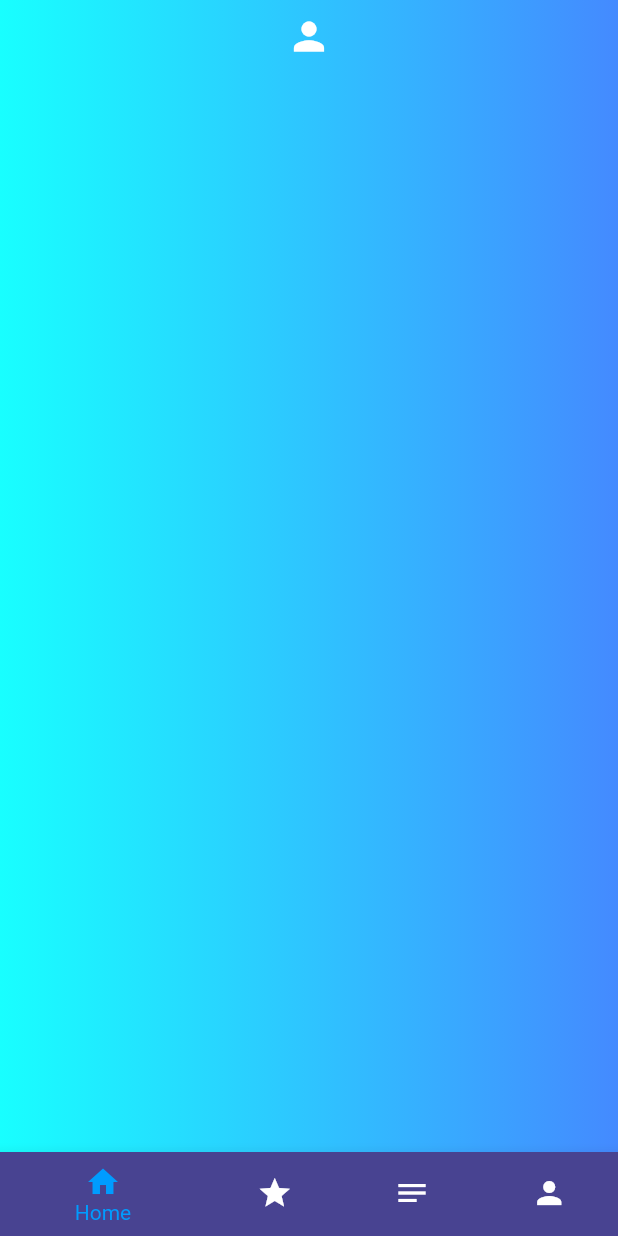
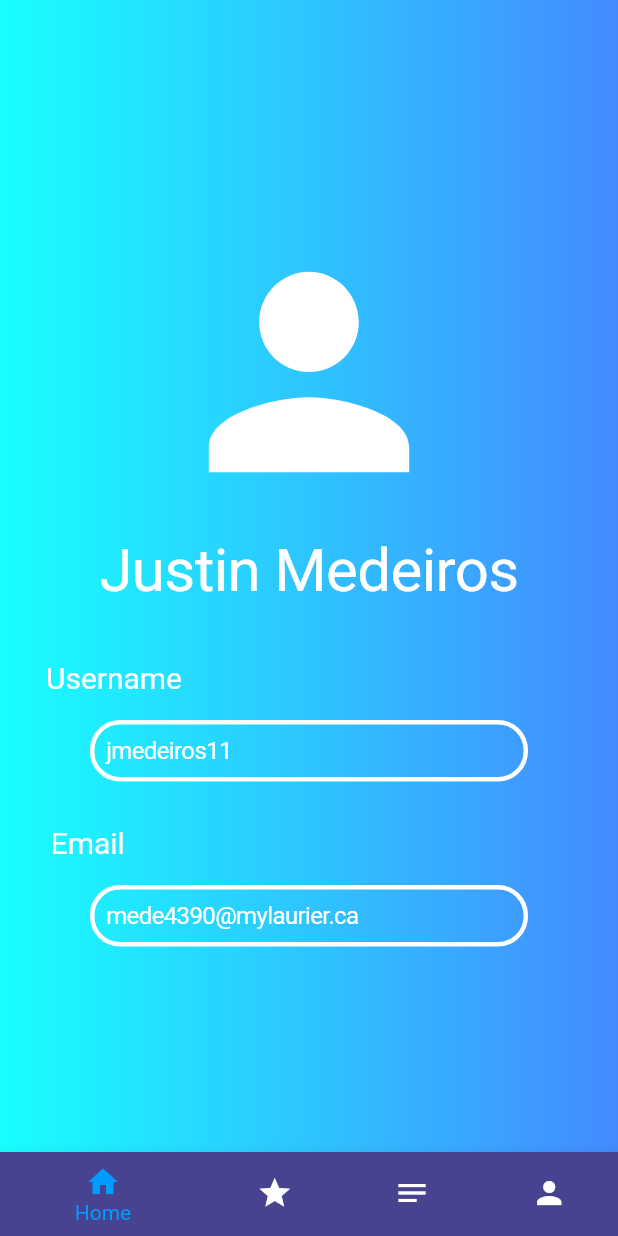
Before and after one commit to ratulsarker/LocateIT_s, a Flutter app: the screen it shows after launch, after a tap on the "person" icon, on a phone screen of 412 x 824 dp. Run offline on Flutter 3.47's test engine with Material 2 defaults, Android fonts, the phone set to English and light mode, and no system bars.

Commit message:
Profile page icon, name, username and email field created

```diff
--- a/lib/my_home_page.dart
+++ b/lib/my_home_page.dart
@@ -1,5 +1,6 @@
 import 'package:flutter/material.dart';
 import 'package:locate_it/home_page/home_page.dart';
+import 'package:locate_it/profile_page/profile_page.dart';
 import 'login_page.dart';
 
 class MyHomePage extends StatefulWidget {
@@ -21,7 +22,8 @@ class _MyHomePageState extends State<MyHomePage> {
   static const List<Widget> _widgetOptions = <Widget>[
     // All of these will change with containers
     MaterialApp(
-      home: HomePage()
+      home: ProfilePage()
+      //home: HomePage()
     ),
     Text(
       'Favourites',
--- a/lib/profile_page/body_profile.dart
+++ b/lib/profile_page/body_profile.dart
@@ -1,5 +1,5 @@
+import 'package:flutter/cupertino.dart';
 import 'package:flutter/material.dart';
-
 
 class Body extends StatefulWidget {
   const Body({Key? key}) : super(key: key);
@@ -9,14 +9,59 @@ class Body extends StatefulWidget {
 }
 
 class _Body extends State<Body> {
+  String name = "Justin Medeiros";
+  String username = "jmedeiros11";
+  String email = "mede4390@mylaurier.ca";
   @override
   Widget build(BuildContext context) {
-    return Column(
+    return Stack(
       children: [
+        SearchBar(350, name, 1), // Name field
+        // Username Text
         Container(
-          alignment: Alignment.center,
-          child: IconButton( // Button for now until can get pictures figured out
-            iconSize: 30,
+          alignment: Alignment.topCenter,
+          padding: const EdgeInsets.only(top: 440, right: 260),
+          child: const Text(
+            "Username",
+            style: TextStyle(
+              color: Colors.white,
+              fontSize: 20
+            ),
+          )
+
+        ),
+        SearchBar(480, username, 0), // Username field
+        // Email Text
+         Container(
+          alignment: Alignment.topCenter,
+          padding: const EdgeInsets.only(top: 550, right: 295),
+          child: const Text(
+            "Email",
+            style: TextStyle(
+              color: Colors.white,
+              fontSize: 20
+            ),
+          )
+
+        ),
+        SearchBar(590, email, 0), // Password field
+        // User's Name
+        /*Container(
+          alignment: Alignment.topCenter,
+          padding: const EdgeInsets.only(top: 400),
+          child: Text(
+            name,
+            style: const TextStyle(
+                color: Colors.white, fontSize: 30, fontWeight: FontWeight.bold),
+          ),
+        ),*/
+        // Profile Icon
+        Container(
+          alignment: Alignment.topCenter,
+          padding: const EdgeInsets.only(top: 140),
+          child: IconButton(
+            // Button for now until can get pictures figured out
+            iconSize: 200,
             onPressed: () {},
             icon: const Icon(Icons.person),
             color: Colors.white,
@@ -25,4 +70,41 @@ class _Body extends State<Body> {
       ],
     );
   }
+
+  Container SearchBar(double paddingTop, String name, int boxed) {
+    if (boxed == 1) {
+      return Container(
+          padding: EdgeInsets.only(top: paddingTop),
+          alignment: Alignment.topCenter,
+          child: CupertinoTextField(
+              textAlign: TextAlign.center,
+              placeholder: name,
+              placeholderStyle: const TextStyle(color: Colors.white),
+              style: const TextStyle(color: Colors.white, fontSize: 40),
+              decoration: const BoxDecoration(
+                color: Colors.transparent,
+              ),
+              cursorColor: Colors.white,
+              onSubmitted: (value) => name = value));
+    } else {
+      return Container(
+        padding: EdgeInsets.only(top: paddingTop, right: 60, left: 60),
+        alignment: Alignment.topCenter,
+        child: CupertinoTextField(
+            textAlign: TextAlign.left,
+            padding: const EdgeInsets.all(8),
+            placeholder: name,
+            placeholderStyle: const TextStyle(color: Colors.white),
+            style: const TextStyle(color: Colors.white, fontSize: 16),
+            decoration: BoxDecoration(
+              color: const Color.fromRGBO(0, 0, 0, 0),
+              border: Border.all(color: Colors.white, width: 3),
+              borderRadius: BorderRadius.circular(20),
+            ),
+            cursorColor: Colors.white,
+            onSubmitted: (value) =>
+                print('Submitted $value')), // Need to do this page route
+      );
+    }
+  }
 }
```
